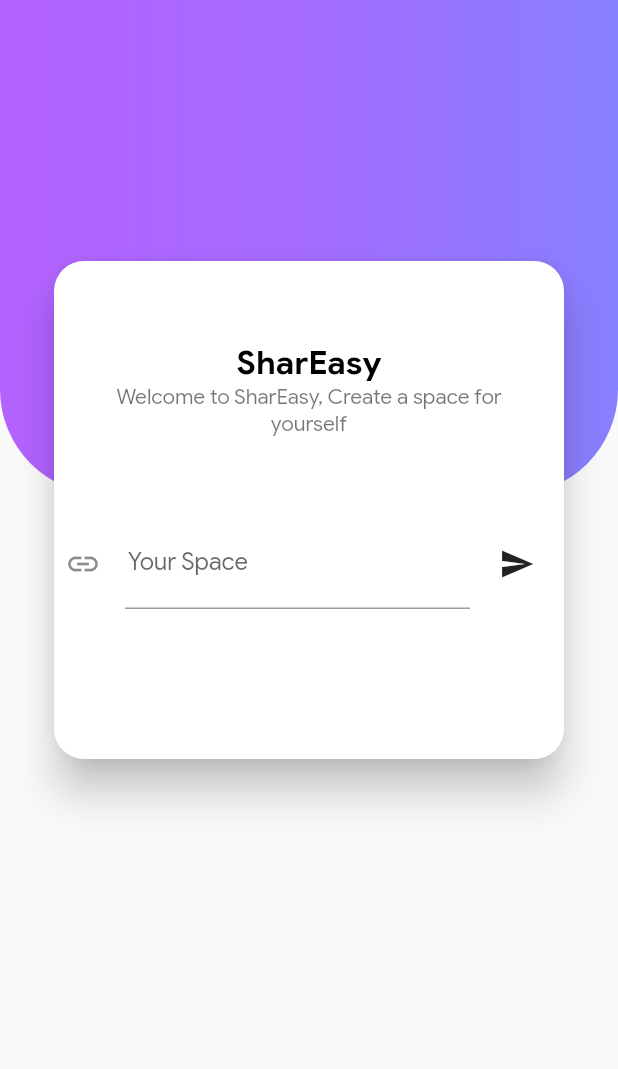
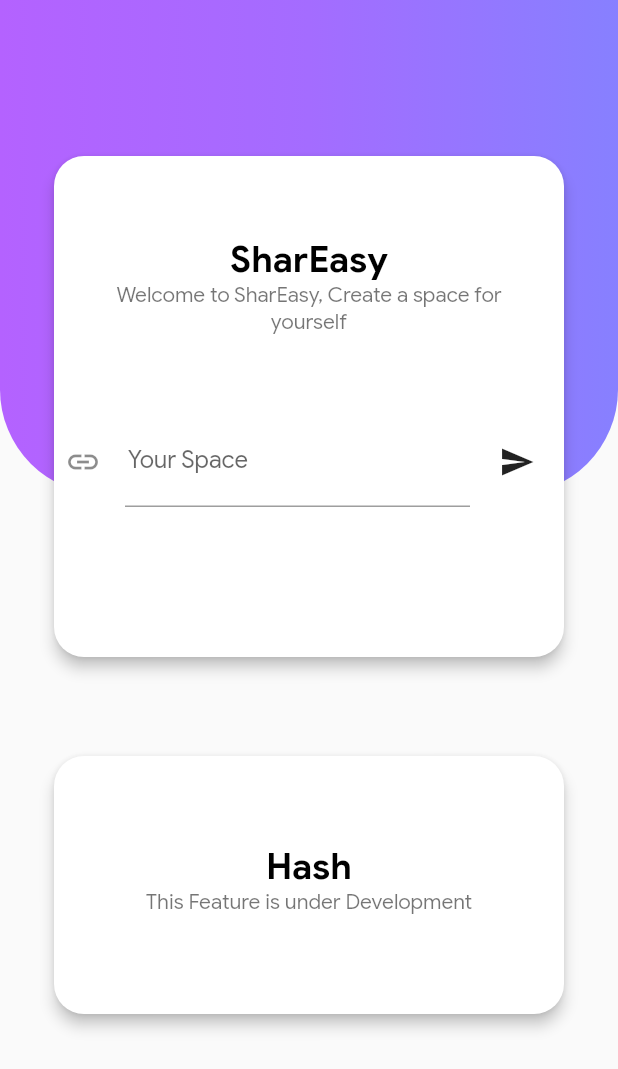
Before and after one commit to raajeshmani/Shareasy, a Flutter app: the screen it shows after launch, on a phone screen of 412 x 824 dp. Shown: the top 1069 px of the screen. Run offline on Flutter 3.47's test engine with Material 2 defaults, Android fonts, the phone set to English and light mode, and no system bars; our stand-ins replace cloud_firestore, font_awesome_flutter, timeago; accounts and stored records are empty.

```diff
--- a/lib/main.dart
+++ b/lib/main.dart
@@ -13,7 +13,7 @@ class SharEasy extends StatelessWidget {
   @override
   Widget build(BuildContext context) {
     return MaterialApp(
-      debugShowCheckedModeBanner: false,
+      //  debugShowCheckedModeBanner: false,
       title: 'Flutter Demo',
       theme: themeData,
       home: HomePage(),
--- a/lib/pages/home_page.dart
+++ b/lib/pages/home_page.dart
@@ -27,10 +27,11 @@ class HomePage extends StatelessWidget {
 //                top: MediaQuery.of(context).size.height * 0.13,
 //                left: MediaQuery.of(context).size.width * 0.35,
               Padding(
-                padding: const EdgeInsets.only(left: 32.0, right: 32.0),
+                padding: const EdgeInsets.only(left: 32.0, right: 32.0,top: 100.0),
+              // Container(
+              //   alignment: Alignment(-0.2,0.0),
+              //   margin: EdgeInsets.all(32.0),
                 child: Center(
-                  heightFactor: 2,
-                  widthFactor: 4,
                   child: Card(
                     child: Column(
                       mainAxisSize: MainAxisSize.min,
@@ -66,7 +67,8 @@ class HomePage extends StatelessWidget {
                               ),
                             ),
                             IconButton(
-                              onPressed: () => Navigator.pushNamed(context, '/SpacePage'),
+                              onPressed: () =>
+                                  Navigator.pushNamed(context, '/SpacePage'),
                               icon: Icon(Ui.sendIcon),
                             ),
                           ],
@@ -74,13 +76,40 @@ class HomePage extends StatelessWidget {
                         SizedBox(height: 100.0),
                       ],
                     ),
-                    elevation: 12.0,
+                    elevation: Ui.cardElevation,
                     shape: RoundedRectangleBorder(
                         borderRadius: BorderRadius.circular(20.0)),
                   ),
                 ),
               ),
-//              ),
+              Padding(
+                padding: const EdgeInsets.only(left: 32.0, right: 32.0,top: 500.0),
+                child: Center(
+                  child: Card(
+                    child: Column(
+                      children: <Widget>[
+                        SizedBox(height: 50,),
+                        ListTile(
+                          title: Text(
+                            'Hash',
+                            style: Ui.titleStyle,
+                            textAlign: TextAlign.center,
+                          ),
+                          subtitle: Text(
+                                'This Feature is under Development',
+                                style: Ui.welcomeMessageStyle,
+                                textAlign: TextAlign.center,
+                              ),
+                        ),
+                        SizedBox(height: 50,),
+                      ],
+                    ),
+                    elevation: Ui.cardElevation,
+                    shape: RoundedRectangleBorder(
+                        borderRadius: BorderRadius.circular(20.0)),
+                  ),
+                ),
+              ),
             ],
           ),
         ],
--- a/lib/theme_data.dart
+++ b/lib/theme_data.dart
@@ -25,9 +25,11 @@ class Ui {
   static final pasteIcon = FontAwesomeIcons.paste;
   static final sendIcon = Icons.send;
 
+  static final double cardElevation = 4.0;
+
   static final hintText = "Type a message here";
   static final title = 'SharEasy';
-  static final TextStyle titleStyle = TextStyle(fontWeight: FontWeight.w700,fontSize: 22.0,color: dividerColor);
+  static final TextStyle titleStyle = TextStyle(fontWeight: FontWeight.w700,fontSize: 24.0,color: dividerColor);
   static final welcomeMessage = 'Welcome to SharEasy, Create a space for yourself';
   static final TextStyle welcomeMessageStyle = TextStyle(fontSize: 14.0,);
   static final TextStyle hintStyle = TextStyle(fontWeight: FontWeight.w300,fontSize: 14.0);
@@ -51,6 +53,17 @@ class Ui {
     Color(0xffb462ff),
     Color(0xffa46cff),
     Color(0xff8780ff),
+  ];
+
+  static final buttonGradient = [
+    Colors.cyan.shade400,
+		Colors.blue.shade600,
+  ];
+
+  static final buttonGradient2 = [
+    Color(0x9fb462ff),
+    Color(0x9fa46cff),
+    Color(0x9f8780ff),
   ];
 }
 
```
Also changed, not shown: lib/widgets/message_list.dart (+144 -41 lines), lib/widgets/text_box.dart (+29 -16 lines), 2 other files.
